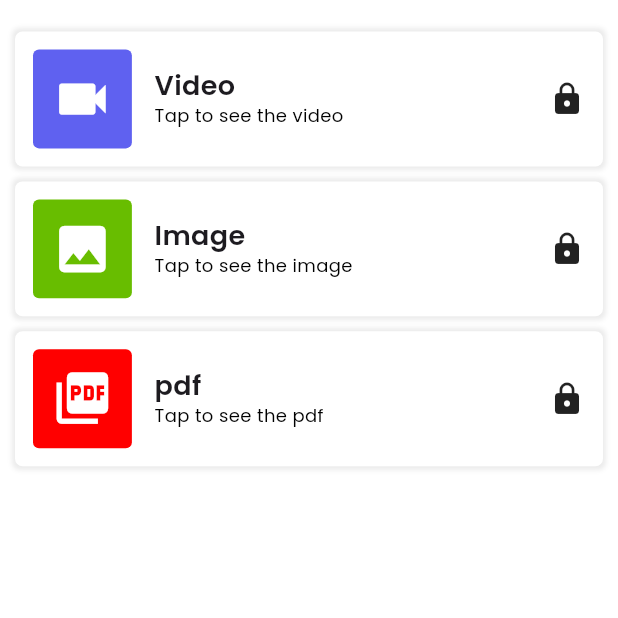
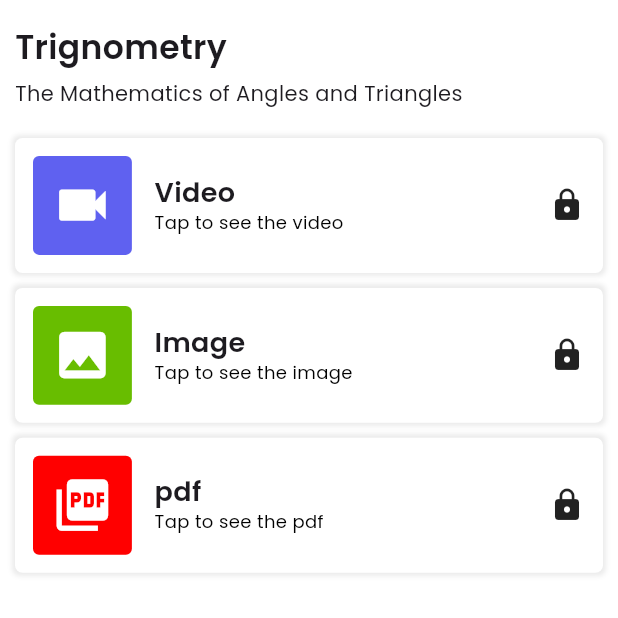
Before and after one commit to midhunmashuptech/Zephyr, a Flutter app: the Test screen opened directly, on a phone screen of 412 x 824 dp, the top half of it. Run offline on Flutter 3.47's test engine with Material 3 defaults, Android fonts, the phone set to English and light mode, and no system bars; our stand-ins replace better_player, dotted_border, file_picker, fluentui_system_icons, flutter_local_notifications, flutter_rating_bar and 13 more; missing offline and left inert: iconify_flutter_plus, syncfusion_flutter_pdfviewer; project files that could hold a hidden picture were left out.

```diff
--- a/lib/common/screens/bottom_nav_screen.dart
+++ b/lib/common/screens/bottom_nav_screen.dart
@@ -2,11 +2,9 @@ import 'package:flutter/material.dart';
 import 'package:iconify_flutter_plus/iconify_flutter_plus.dart';
 import 'package:iconify_flutter_plus/icons/fa.dart';
 import 'package:iconify_flutter_plus/icons/healthicons.dart';
-import 'package:iconify_flutter_plus/icons/ic.dart';
 import 'package:iconify_flutter_plus/icons/ri.dart';
 import 'package:salomon_bottom_bar/salomon_bottom_bar.dart';
 import 'package:zephyr/constants/app_constants.dart';
-import 'package:zephyr/features/assignments/screens/assignments_screen.dart';
 import 'package:zephyr/features/enrolled_courses/screens/my_course_screen.dart';
 import 'package:zephyr/features/home/screens/home_screen.dart';
 import 'package:zephyr/features/live_class/screens/live_tabview_details.dart';
--- a/lib/features/coursedetails/screens/course_chapters.dart
+++ b/lib/features/coursedetails/screens/course_chapters.dart
@@ -1,6 +1,4 @@
 import 'package:flutter/material.dart';
-import 'package:zephyr/constants/app_constants.dart';
-import 'package:zephyr/features/chapter_details/screens/video_play_screen.dart';
 import 'package:zephyr/features/coursedetails/widgets/course_chapter_card.dart';
 import 'package:zephyr/features/coursedetails/widgets/test.dart';
 import 'package:zephyr/features/payment/screens/checkout_screen.dart';
--- a/lib/features/coursedetails/screens/course_overview.dart
+++ b/lib/features/coursedetails/screens/course_overview.dart
@@ -1,5 +1,4 @@
 import 'package:flutter/material.dart';
-import 'package:zephyr/constants/app_constants.dart';
 
 class CourseOverview extends StatefulWidget {
   const CourseOverview({super.key});
--- a/lib/features/coursedetails/widgets/course_content_card.dart
+++ b/lib/features/coursedetails/widgets/course_content_card.dart
@@ -1,4 +1,3 @@
-import 'package:fluentui_system_icons/fluentui_system_icons.dart';
 import 'package:flutter/material.dart';
 import 'package:flutter/widgets.dart';
 import 'package:zephyr/constants/app_constants.dart';
--- a/lib/features/coursedetails/widgets/test.dart
+++ b/lib/features/coursedetails/widgets/test.dart
@@ -1,8 +1,6 @@
 import 'package:flutter/material.dart';
-import 'package:hugeicons/hugeicons.dart';
 import 'package:zephyr/constants/app_constants.dart';
 import 'package:zephyr/features/coursedetails/widgets/course_content_card.dart';
-import 'package:zephyr/features/enrolled_courses/widgets/course_action_card.dart';
 
 class Test extends StatefulWidget {
   const Test({super.key});
@@ -22,7 +20,34 @@ class _TestState extends State<Test> {
             Padding(
               padding: const EdgeInsets.all(8.0),
             ),
-
+            Column(
+              crossAxisAlignment: CrossAxisAlignment.start,
+              children: [
+                Row(
+                  children: [
+                    // BackButton(),
+                    SizedBox(
+                      width: 10,
+                    ),
+                    Column(
+                      crossAxisAlignment: CrossAxisAlignment.start,
+                      children: [
+                        Text(
+                          "Trignometry",
+                          style: TextStyle(
+                              fontSize: 22, fontWeight: FontWeight.w600),
+                        ),
+                        SizedBox(
+                          height: 5,
+                        ),
+                        Text("The Mathematics of Angles and Triangles"),
+                      ],
+                    ),
+                  ],
+                ),
+                SizedBox(
+                  height: 15,
+                ),
                 CourseContentCard(
                   title: 'Video',
                   subtitle: 'Tap to see the video',
@@ -36,7 +61,8 @@ class _TestState extends State<Test> {
                   icon: Icons.image,
                   bgcolor: AppColors.primaryGreen,
                   lockicon: Icons.lock,
-                ),CourseContentCard(
+                ),
+                CourseContentCard(
                   title: 'pdf',
                   subtitle: 'Tap to see the pdf',
                   icon: Icons.picture_as_pdf,
@@ -45,8 +71,9 @@ class _TestState extends State<Test> {
                 ),
               ],
             ),
-        )
+          ],
         ),
+      )),
     );
   }
 }
--- a/lib/features/drawer/widgets/drawer_component.dart
+++ b/lib/features/drawer/widgets/drawer_component.dart
@@ -1,5 +1,4 @@
 import 'package:flutter/material.dart';
-import 'package:zephyr/constants/app_constants.dart';
 
 class DrawerComponent extends StatelessWidget {
   final String item;
--- a/lib/features/enrolled_courses/screens/my_course_screen.dart
+++ b/lib/features/enrolled_courses/screens/my_course_screen.dart
@@ -6,12 +6,10 @@ import 'package:lottie/lottie.dart';
 import 'package:zephyr/common/widgets/custom_search_bar.dart';
 import 'package:zephyr/constants/app_constants.dart';
 import 'package:zephyr/data_class/course.dart';
-import 'package:zephyr/features/assignments/screens/assignment_upload_screen.dart';
 import 'package:zephyr/features/assignments/screens/assignments_screen.dart';
 import 'package:zephyr/features/enrolled_courses/widgets/course_action_card.dart';
 import 'package:zephyr/features/enrolled_courses/widgets/my_course_card.dart';
 import 'package:zephyr/features/test/screens/make_your_test_screen.dart';
-import 'package:zephyr/features/test/screens/test_instructions_screen.dart';
 
 class MyCourseScreen extends StatefulWidget {
   const MyCourseScreen({super.key});
--- a/lib/features/home/screens/home_screen.dart
+++ b/lib/features/home/screens/home_screen.dart
@@ -1,19 +1,16 @@
 import 'package:flutter/material.dart';
-import 'package:hugeicons/hugeicons.dart';
 import 'package:iconify_flutter_plus/iconify_flutter_plus.dart';
 import 'package:iconify_flutter_plus/icons/mdi.dart';
 import 'package:iconify_flutter_plus/icons/mi.dart';
 import 'package:lottie/lottie.dart';
 import 'package:zephyr/common/widgets/custom_search_bar.dart';
 import 'package:zephyr/constants/app_constants.dart';
-import 'package:zephyr/constants/widgets/layout_gradient.dart';
 import 'package:zephyr/data_class/course.dart';
 import 'package:zephyr/features/drawer/screens/drawer.dart';
 import 'package:zephyr/features/drawer/screens/profile_screen.dart';
 import 'package:zephyr/features/home/widgets/category_widget.dart';
 import 'package:zephyr/features/home/widgets/home_course_card.dart';
 import 'package:zephyr/features/notification/screens/notifications.dart';
-import 'package:zephyr/features/test/screens/make_your_test_screen.dart';
 
 class HomeScreen extends StatefulWidget {
   const HomeScreen({super.key});
--- a/lib/features/login/screens/forgot_password_screen.dart
+++ b/lib/features/login/screens/forgot_password_screen.dart
@@ -5,7 +5,6 @@ import 'package:pinput/pinput.dart';
 import 'package:zephyr/common/screens/bottom_nav_screen.dart';
 import 'package:zephyr/common/widgets/custom_button.dart';
 import 'package:zephyr/constants/app_constants.dart';
-import 'package:zephyr/constants/widgets/layout_gradient.dart';
 
 class ForgotPasswordScreen extends StatefulWidget {
   final String phoneNumber;
--- a/lib/features/login/screens/mobile_number_verification.dart
+++ b/lib/features/login/screens/mobile_number_verification.dart
@@ -3,7 +3,6 @@ import 'package:intl_phone_field/intl_phone_field.dart';
 import 'package:lottie/lottie.dart';
 import 'package:zephyr/common/widgets/custom_button.dart';
 import 'package:zephyr/constants/app_constants.dart';
-import 'package:zephyr/constants/widgets/layout_gradient.dart';
 import 'package:zephyr/features/login/screens/login.dart';
 import 'package:zephyr/features/login/service/login_service.dart';
 import 'package:zephyr/features/registration/screens/registration_screen.dart';
--- a/lib/features/test_series/screens/test_series_screen.dart
+++ b/lib/features/test_series/screens/test_series_screen.dart
@@ -1,5 +1,4 @@
 import 'package:flutter/material.dart';
-import 'package:hugeicons/hugeicons.dart';
 import 'package:iconify_flutter_plus/iconify_flutter_plus.dart';
 import 'package:iconify_flutter_plus/icons/material_symbols.dart';
 import 'package:zephyr/constants/app_constants.dart';
--- a/lib/main.dart
+++ b/lib/main.dart
@@ -4,7 +4,6 @@ import 'package:zephyr/common/screens/bottom_nav_screen.dart';
 import 'package:zephyr/common/screens/splash_screen.dart';
 import 'package:zephyr/common/service/notification_service.dart';
 import 'package:zephyr/constants/app_constants.dart';
-import 'package:zephyr/features/coursedetails/widgets/test.dart';
 void main() async {
   // print("App starting");
   WidgetsFlutterBinding.ensureInitialized();
```
Also changed, not shown: lib/common/screens/test_screen.dart (+0 -39 lines), lib/features/coursedetails/screens/course_details_screen.dart (+5 -7 lines), 1 other file. Lines whose indentation alone changed are shown as unchanged.
